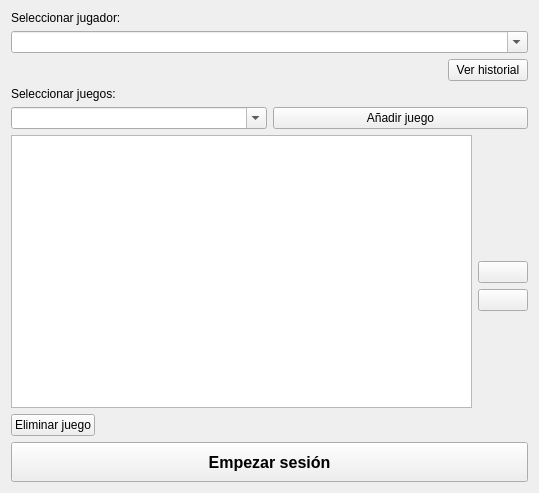
The window that components/gameManager/src/uis/usersv2.ui (robocomp/euroage-tv) describes before a commit, drawn with Qt 5.
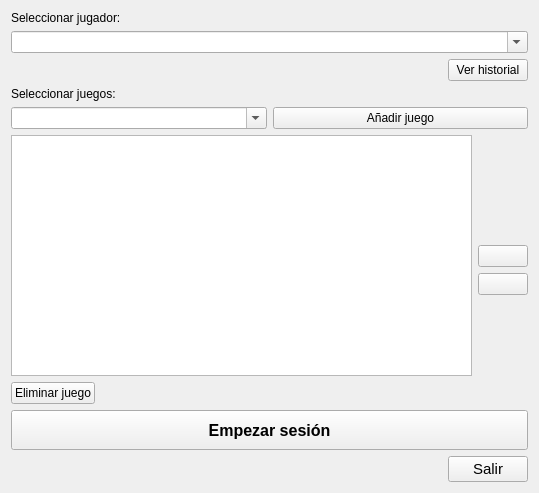
The same window after the commit. Icons and pictures are not drawn.

Commit message: Added Salir button to the session ui in gameManager

```diff
--- a/components/gameManager/src/uis/usersv2.ui
+++ b/components/gameManager/src/uis/usersv2.ui
@@ -234,6 +234,43 @@
      </item>
     </layout>
    </item>
+   <item>
+    <layout class="QHBoxLayout" name="horizontalLayout_6">
+     <item>
+      <spacer name="horizontalSpacer_3">
+       <property name="orientation">
+        <enum>Qt::Horizontal</enum>
+       </property>
+       <property name="sizeHint" stdset="0">
+        <size>
+         <width>40</width>
+         <height>20</height>
+        </size>
+       </property>
+      </spacer>
+     </item>
+     <item>
+      <widget class="QPushButton" name="quit_button_2">
+       <property name="minimumSize">
+        <size>
+         <width>0</width>
+         <height>20</height>
+        </size>
+       </property>
+       <property name="font">
+        <font>
+         <pointsize>11</pointsize>
+         <weight>50</weight>
+         <bold>false</bold>
+        </font>
+       </property>
+       <property name="text">
+        <string>Salir</string>
+       </property>
+      </widget>
+     </item>
+    </layout>
+   </item>
   </layout>
  </widget>
  <resources/>
```
The commit also changes 2 other files.
